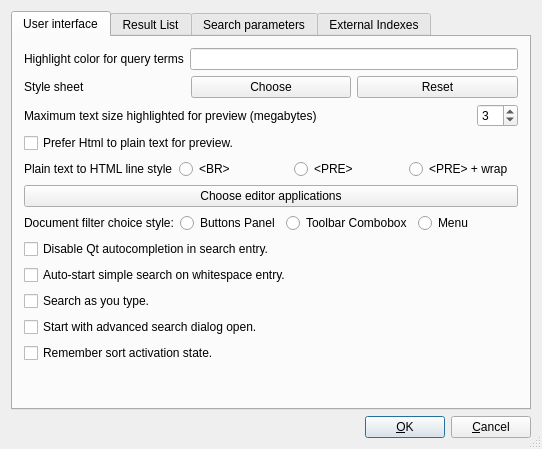
Old version of the form src/qtgui/uiprefs.ui in the repository spanner888/recoll.
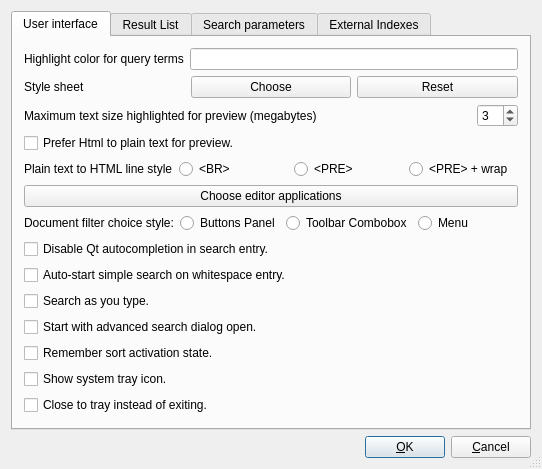
New version of the form.

Commit message: System tray icon basics

What changed in the file:
```diff
--- a/src/qtgui/uiprefs.ui
+++ b/src/qtgui/uiprefs.ui
@@ -277,6 +277,26 @@
              </property>
             </widget>
            </item>
+           <item>
+            <widget class="QCheckBox" name="showTrayIconCB">
+             <property name="text">
+              <string>Show system tray icon.</string>
+             </property>
+             <property name="checked">
+              <bool>false</bool>
+             </property>
+            </widget>
+           </item>
+           <item>
+            <widget class="QCheckBox" name="closeToTrayCB">
+             <property name="text">
+              <string>Close to tray instead of exiting.</string>
+             </property>
+             <property name="checked">
+              <bool>false</bool>
+             </property>
+            </widget>
+           </item>
            <item>
             <spacer name="spacer4">
              <property name="orientation">
```
The commit also changes 9 other files.
